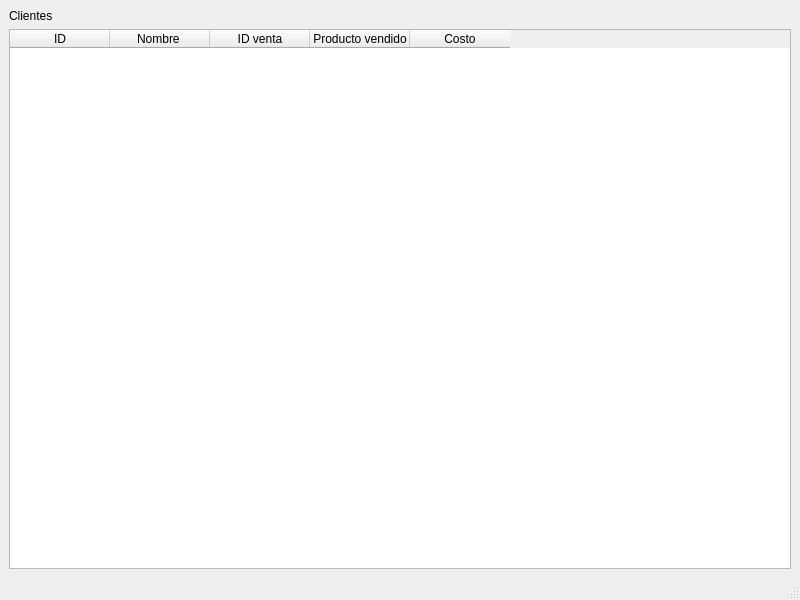
Above: RawInterfaces/ClienteView.ui from tartaman/AdministradorDeVentas before the change. Below: the same form after it.
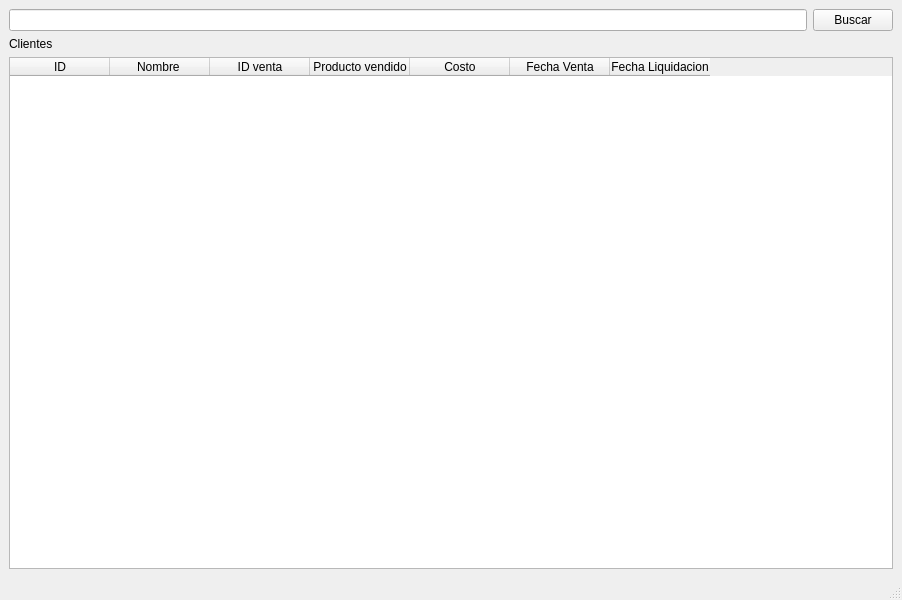
That is the form after the change.

What changed in the file:
```diff
--- a/RawInterfaces/ClienteView.ui
+++ b/RawInterfaces/ClienteView.ui
@@ -6,7 +6,7 @@
    <rect>
     <x>0</x>
     <y>0</y>
-    <width>800</width>
+    <width>902</width>
     <height>600</height>
    </rect>
   </property>
@@ -15,15 +15,15 @@
   </property>
   <widget class="QWidget" name="centralwidget">
    <layout class="QGridLayout" name="gridLayout">
-    <item row="0" column="0">
+    <item row="1" column="0">
      <widget class="QLabel" name="label">
       <property name="text">
        <string>Clientes</string>
       </property>
      </widget>
     </item>
-    <item row="1" column="0">
-     <widget class="QTableWidget" name="tableWidget">
+    <item row="2" column="0">
+     <widget class="QTableWidget" name="TablaClientesConVentas">
       <column>
        <property name="text">
         <string>ID</string>
@@ -49,8 +49,32 @@
         <string>Costo</string>
        </property>
       </column>
+      <column>
+       <property name="text">
+        <string>Fecha Venta</string>
+       </property>
+      </column>
+      <column>
+       <property name="text">
+        <string>Fecha Liquidacion</string>
+       </property>
+      </column>
      </widget>
     </item>
+    <item row="0" column="0">
+     <layout class="QHBoxLayout" name="horizontalLayout">
+      <item>
+       <widget class="QLineEdit" name="BusquedaLine"/>
+      </item>
+      <item>
+       <widget class="QPushButton" name="BuscarButton">
+        <property name="text">
+         <string>Buscar</string>
+        </property>
+       </widget>
+      </item>
+     </layout>
+    </item>
    </layout>
   </widget>
   <widget class="QMenuBar" name="menubar">
```
Left out of the diff: 2 changed lines with no effect on the pictures.
